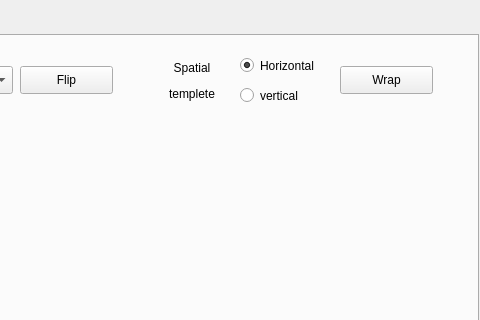
soyoung125/MultimediaProcessingTool, file image_processing_app.ui: the form before one commit; both pictures show x 742 to 1222 and y 0 to 320 of the 1222 by 803 pixel window.
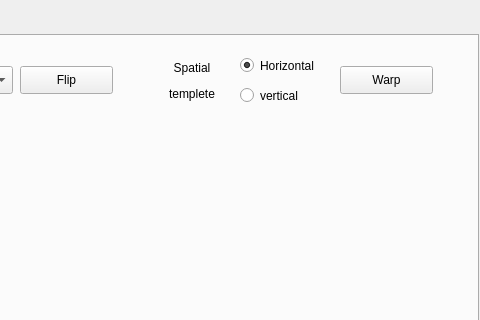
The form after the commit. The open tabs and pages were chosen to show the change.

```diff
--- a/image_processing_app.ui
+++ b/image_processing_app.ui
@@ -591,7 +591,7 @@
        </rect>
       </property>
       <property name="text">
-       <string>Wrap</string>
+       <string>Warp</string>
       </property>
      </widget>
      <widget class="QLabel" name="lblImage1">
```
Left out of the diff: 2 changed lines with no effect on the pictures.
